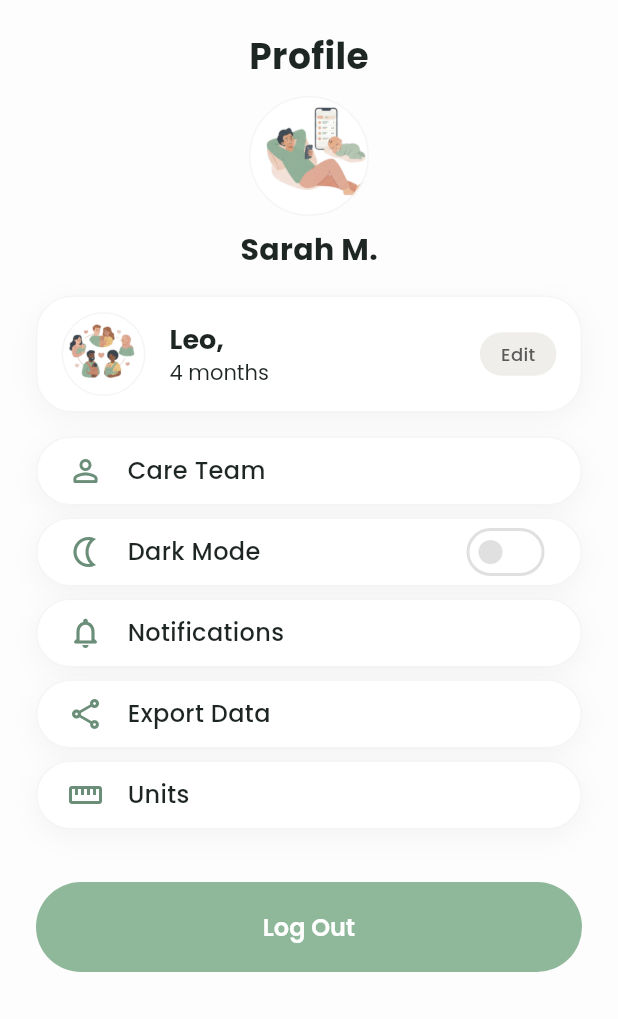
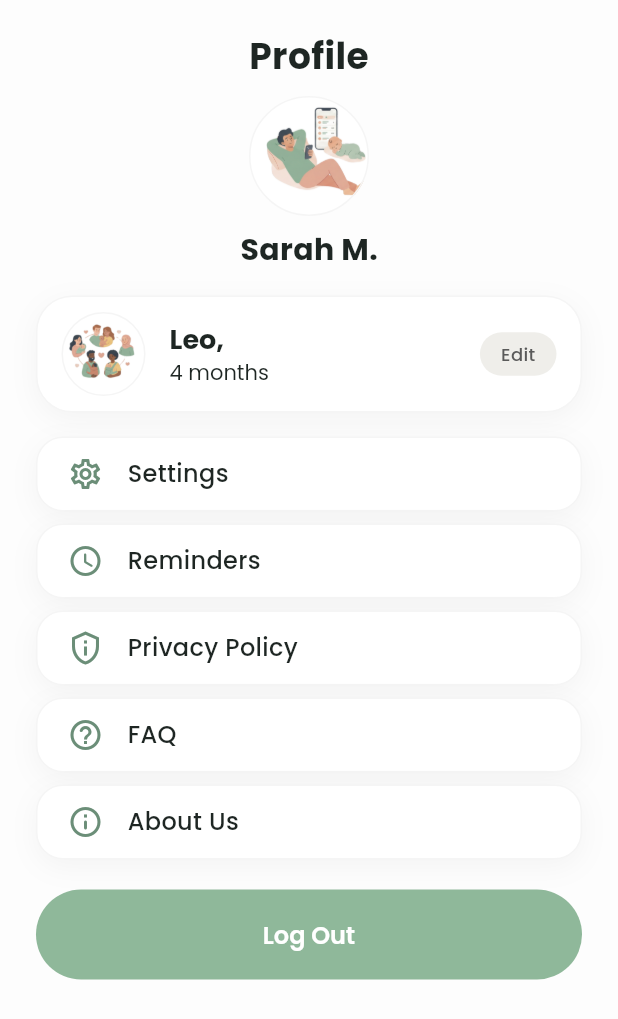
Before and after one commit to Musama987/baby_care, a Flutter app: the ProfileScreen screen opened directly, on a phone screen of 412 x 824 dp. Shown: the top 1019 px of the screen. Run offline on Flutter 3.47's test engine with Material 3 defaults, Android fonts, the phone set to English and light mode, and no system bars; our stand-ins replace google_fonts, image_picker, persistent_bottom_nav_bar, timeline_tile.

Commit message:
feat: add initial Profile screen UI with user details, baby info, and menu options.

```diff
--- a/lib/screens/navbar/home/profile/profile.dart
+++ b/lib/screens/navbar/home/profile/profile.dart
@@ -11,8 +11,6 @@ class ProfileScreen extends StatefulWidget {
 }
 
 class _ProfileScreenState extends State<ProfileScreen> {
-  bool _isDarkMode = false;
-
   @override
   Widget build(BuildContext context) {
     return Scaffold(
@@ -148,48 +146,41 @@ class _ProfileScreenState extends State<ProfileScreen> {
               ),
               const SizedBox(height: 16),
 
-              // --- Menu Items (Now matching Leo Card Style) ---
               _buildMenuItem(
-                icon: Icons.person_outline_rounded,
-                text: "Care Team",
+                icon: Icons.settings_outlined,
+                text: "Settings",
                 onTap: () {},
               ),
               const SizedBox(height: 8),
 
               _buildMenuItem(
-                icon: Icons.nightlight_outlined,
-                text: "Dark Mode",
-                isSwitch: true,
-                switchValue: _isDarkMode,
-                onSwitchChanged: (value) {
-                  setState(() {
-                    _isDarkMode = value;
-                  });
-                },
-              ),
-              const SizedBox(height: 8),
-
-              _buildMenuItem(
-                icon: Icons.notifications_none_rounded,
-                text: "Notifications",
+                icon: Icons.access_time_rounded,
+                text: "Reminders",
                 onTap: () {},
               ),
               const SizedBox(height: 8),
 
               _buildMenuItem(
-                icon: Icons.share_outlined,
-                text: "Export Data",
+                icon: Icons.privacy_tip_outlined,
+                text: "Privacy Policy",
                 onTap: () {},
               ),
               const SizedBox(height: 8),
 
               _buildMenuItem(
-                icon: Icons.straighten_outlined,
-                text: "Units",
+                icon: Icons.help_outline_rounded,
+                text: "FAQ",
+                onTap: () {},
+              ),
+              const SizedBox(height: 8),
+
+              _buildMenuItem(
+                icon: Icons.info_outline_rounded,
+                text: "About Us",
                 onTap: () {},
               ),
 
-              const SizedBox(height: 35),
+              const SizedBox(height: 20),
 
               // --- Log Out Button ---
               SizedBox(
@@ -240,7 +231,7 @@ class _ProfileScreenState extends State<ProfileScreen> {
     return Container(
       decoration: BoxDecoration(
         color: Colors.white, // UPDATED: Pure White like Leo card
-        borderRadius: BorderRadius.circular(24), // Stadium/Pill shape
+        borderRadius: BorderRadius.circular(18), // Stadium/Pill shape
         // UPDATED: Same border as Leo card
         border: Border.all(color: Colors.grey.shade100),
         // UPDATED: Same shadow as Leo card
@@ -256,9 +247,9 @@ class _ProfileScreenState extends State<ProfileScreen> {
         color: Colors.transparent,
         child: InkWell(
           onTap: isSwitch ? null : onTap,
-          borderRadius: BorderRadius.circular(24),
+          borderRadius: BorderRadius.circular(18),
           child: Padding(
-            padding: const EdgeInsets.symmetric(horizontal: 20, vertical: 10),
+            padding: const EdgeInsets.symmetric(horizontal: 20, vertical: 12),
             child: Row(
               children: [
                 Icon(
```
